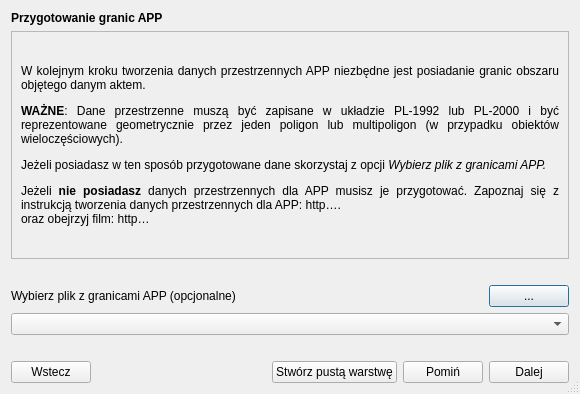
The window that modules/app/views/ui/wektor_instrukcja_dialog_base.ui (envirosolutionspl/wtyczka_qgis_app) describes before a commit, drawn with Qt 5.
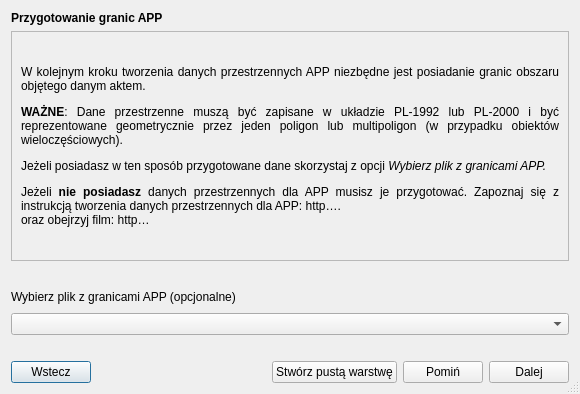
The same window after the commit. Custom widgets are drawn as their Qt base class.

Diff of the .ui file:
```diff
--- a/modules/app/views/ui/wektor_instrukcja_dialog_base.ui
+++ b/modules/app/views/ui/wektor_instrukcja_dialog_base.ui
@@ -107,13 +107,6 @@
          </property>
         </spacer>
        </item>
-       <item>
-        <widget class="QPushButton" name="chooseFile_btn">
-         <property name="text">
-          <string>...</string>
-         </property>
-        </widget>
-       </item>
       </layout>
      </item>
      <item>
```
